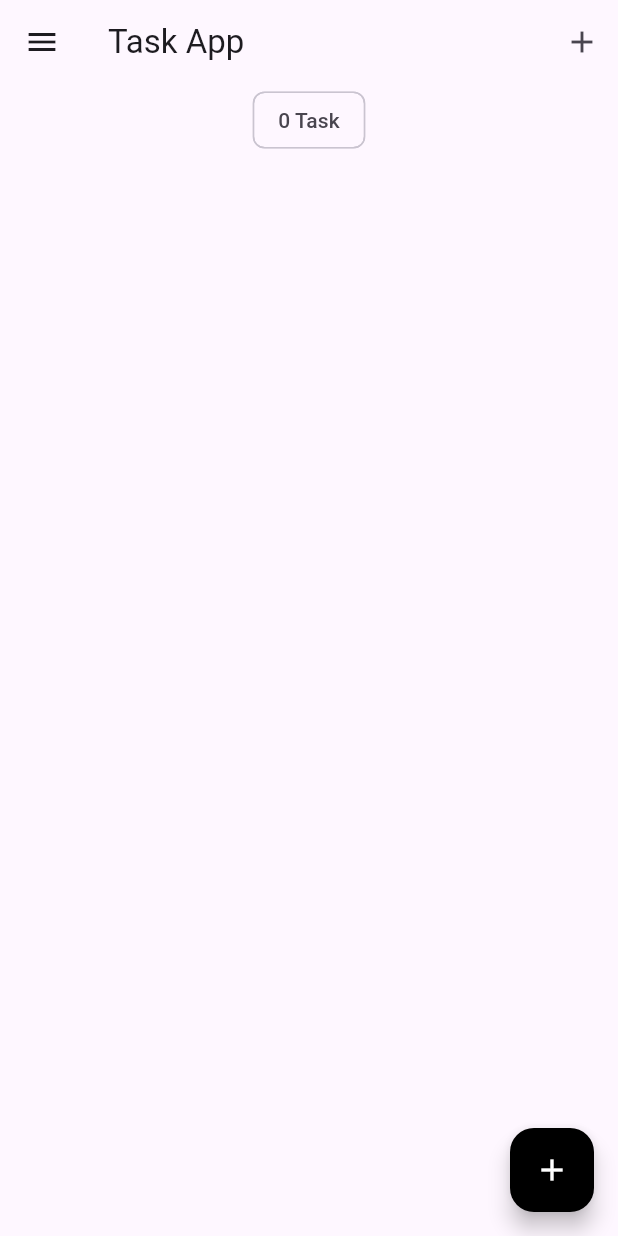
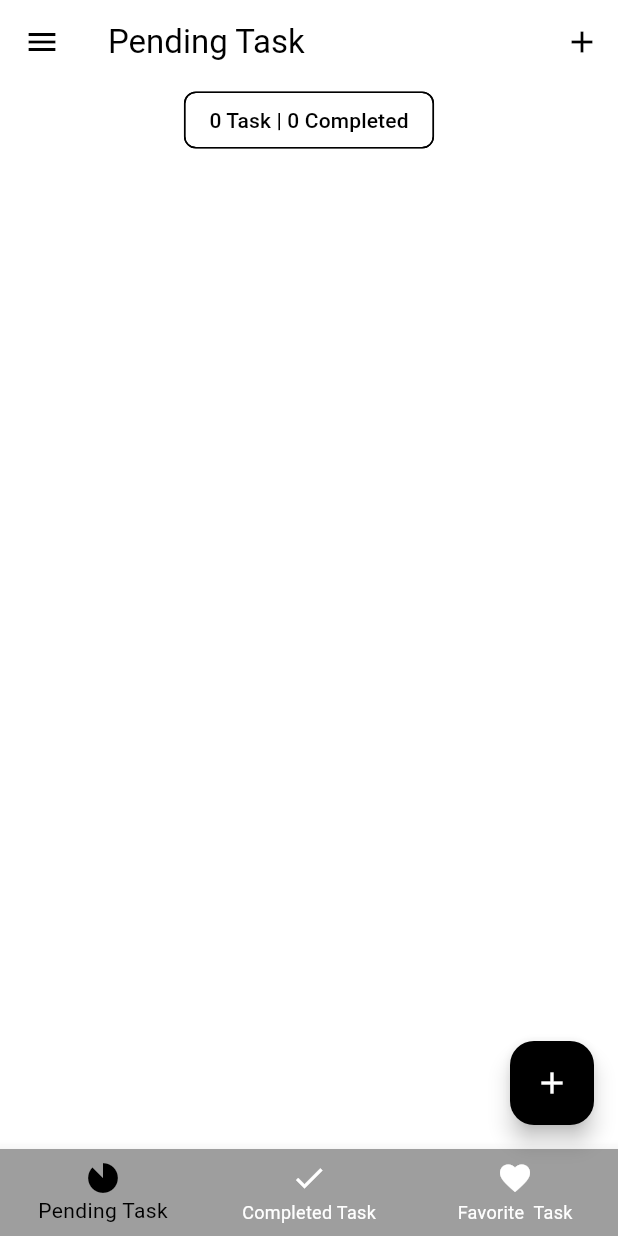
Before and after one commit to nandainun/flutter_taskList_app, a Flutter app: the screen it shows after launch, on a phone screen of 412 x 824 dp. Run offline on Flutter 3.47's test engine with Material 3 defaults, Android fonts, the phone set to English and light mode, and no system bars; our stand-ins replace equatable, flutter_bloc, hydrated_bloc.

Commit message:
add navbar

```diff
--- a/lib/blocs/task_bloc/tasks_bloc.dart
+++ b/lib/blocs/task_bloc/tasks_bloc.dart
@@ -17,7 +17,9 @@ class TasksBloc extends HydratedBloc<TasksEvent, TasksState> {
   void _onAddTask(AddTask event, Emitter<TasksState> emit) {
     final state = this.state;
     emit(TasksState(
-      allTasks: List.from(state.allTasks)..add(event.task),
+      pendingTask: List.from(state.pendingTask)..add(event.task),
+      completedTask: state.completedTask,
+      favoriteTask: state.favoriteTask,
       removedTask: state.removedTask,
     ));
   }
@@ -26,15 +28,24 @@ class TasksBloc extends HydratedBloc<TasksEvent, TasksState> {
     final state = this.state;
     final task = event.task;
 
-    final int index = state.allTasks.indexOf(task);
-
-    List<Task> allTasks = List.from(state.allTasks)..remove(task);
+    List<Task> pendingTask = state.pendingTask;
+    List<Task> completedTask = state.completedTask;
     task.isDone == false
-        ? allTasks.insert(index, task.copyWith(isDone: true))
-        : allTasks.insert(index, task.copyWith(isDone: false));
+        ? {
+            pendingTask = List.from(pendingTask)..remove(task),
+            completedTask = List.from(completedTask)
+              ..insert(0, task.copyWith(isDone: true)),
+          }
+        : {
+            completedTask = List.from(completedTask)..remove(task),
+            pendingTask = List.from(pendingTask)
+              ..insert(0, task.copyWith(isDone: false))
+          };
 
     emit(TasksState(
-      allTasks: allTasks,
+      pendingTask: pendingTask,
+      completedTask: completedTask,
+      favoriteTask: state.favoriteTask,
       removedTask: state.removedTask,
     ));
   }
@@ -43,7 +54,9 @@ class TasksBloc extends HydratedBloc<TasksEvent, TasksState> {
     final state = this.state;
 
     emit(TasksState(
-      allTasks: state.allTasks,
+      pendingTask: state.pendingTask,
+      completedTask: state.completedTask,
+      favoriteTask: state.favoriteTask,
       removedTask: List.from(state.removedTask)..remove(event.task),
     ));
   }
@@ -52,7 +65,9 @@ class TasksBloc extends HydratedBloc<TasksEvent, TasksState> {
     final state = this.state;
 
     emit(TasksState(
-      allTasks: List.from(state.allTasks)..remove(event.task),
+      pendingTask: List.from(state.pendingTask)..remove(event.task),
+      completedTask: List.from(state.completedTask)..remove(event.task),
+      favoriteTask: List.from(state.favoriteTask)..remove(event.task),
       removedTask: List.from(state.removedTask)
         ..add(event.task.copyWith(isDelete: true)),
     ));
--- a/lib/blocs/task_bloc/tasks_state.dart
+++ b/lib/blocs/task_bloc/tasks_state.dart
@@ -3,26 +3,42 @@
 part of 'tasks_bloc.dart';
 
 class TasksState extends Equatable {
-  final List<Task> allTasks;
+  final List<Task> pendingTask;
+  final List<Task> completedTask;
+  final List<Task> favoriteTask;
   final List<Task> removedTask;
   const TasksState({
-    this.allTasks = const <Task>[],
+    this.pendingTask = const <Task>[],
+    this.completedTask = const <Task>[],
+    this.favoriteTask = const <Task>[],
     this.removedTask = const <Task>[],
   });
 
   @override
-  List<Object> get props => [allTasks, removedTask];
+  List<Object> get props => [
+        pendingTask,
+        completedTask,
+        favoriteTask,
+        removedTask,
+      ];
 
   Map<String, dynamic> toMap() {
     return <String, dynamic>{
-      'allTasks': allTasks.map((x) => x.toMap()).toList(),
+      'allTasks': pendingTask.map((x) => x.toMap()).toList(),
+      'completedTask': completedTask.map((x) => x.toMap()).toList(),
+      'favoriteTask': favoriteTask.map((x) => x.toMap()).toList(),
       'removedTask': removedTask.map((x) => x.toMap()).toList(),
     };
   }
 
   factory TasksState.fromMap(Map<String, dynamic> map) {
     return TasksState(
-      allTasks: List<Task>.from(map['allTasks']?.map((x) => Task.fromMap(x))),
+      pendingTask:
+          List<Task>.from(map['pendingTask']?.map((x) => Task.fromMap(x))),
+      completedTask:
+          List<Task>.from(map['completedTask']?.map((x) => Task.fromMap(x))),
+      favoriteTask:
+          List<Task>.from(map['favoriteTask']?.map((x) => Task.fromMap(x))),
       removedTask:
           List<Task>.from(map['removedTask']?.map((x) => Task.fromMap(x))),
     );
--- a/lib/main.dart
+++ b/lib/main.dart
@@ -1,6 +1,7 @@
 import 'package:flutter/material.dart';
 import 'package:path_provider/path_provider.dart';
-import 'package:task_app/screens/task_screen.dart';
+import 'package:task_app/screens/tabs_screen.dart';
+import 'package:task_app/screens/pending_screen.dart';
 import 'package:task_app/services/app_router.dart';
 import 'package:task_app/services/app_theme.dart';
 
@@ -41,7 +42,7 @@ class MyApp extends StatelessWidget {
             theme: state.switchValue
                 ? AppThemes.appThemeData[AppTheme.darkTheme]
                 : AppThemes.appThemeData[AppTheme.lightTheme],
-            home: const TaskScreen(),
+            home: const TabsScreen(),
             onGenerateRoute: appRouter.onGenerateRoute,
           );
         },
--- /dev/null
+++ b/lib/screens/completed_task_screen.dart
@@ -0,0 +1,31 @@
+import 'package:flutter/material.dart';
+
+import '../blocs/bloc_exports.dart';
+import '../models/task.dart';
+import '../widget/tasks_list.dart';
+
+// ignore: must_be_immutable
+class CompletedTaskScreen extends StatelessWidget {
+  const CompletedTaskScreen({super.key});
+  static const id = 'task_screen';
+
+  @override
+  Widget build(BuildContext context) {
+    return BlocBuilder<TasksBloc, TasksState>(
+      builder: (context, state) {
+        List<Task> taskList = state.completedTask;
+        return Column(
+          crossAxisAlignment: CrossAxisAlignment.center,
+          children: [
+            Center(
+              child: Chip(
+                label: Text('${taskList.length} Task'),
+              ),
+            ),
+            TasksList(taskList: taskList)
+          ],
+        );
+      },
+    );
+  }
+}
--- /dev/null
+++ b/lib/screens/pending_screen.dart
@@ -0,0 +1,32 @@
+import 'package:flutter/material.dart';
+
+import '../blocs/bloc_exports.dart';
+import '../models/task.dart';
+import '../widget/tasks_list.dart';
+
+// ignore: must_be_immutable
+class PendingTaskScreen extends StatelessWidget {
+  const PendingTaskScreen({super.key});
+  static const id = 'task_screen';
+
+  @override
+  Widget build(BuildContext context) {
+    return BlocBuilder<TasksBloc, TasksState>(
+      builder: (context, state) {
+        List<Task> taskList = state.pendingTask;
+        return Column(
+          crossAxisAlignment: CrossAxisAlignment.center,
+          children: [
+            Center(
+              child: Chip(
+                label: Text(
+                    '${taskList.length} Task | ${state.completedTask.length} Completed'),
+              ),
+            ),
+            TasksList(taskList: taskList)
+          ],
+        );
+      },
+    );
+  }
+}
--- /dev/null
+++ b/lib/screens/tabs_screen.dart
@@ -0,0 +1,84 @@
+import 'package:flutter/material.dart';
+import 'package:task_app/screens/completed_task_screen.dart';
+import 'package:task_app/screens/favorite_task_screen.dart';
+import 'package:task_app/screens/my_drawer.dart';
+import 'package:task_app/screens/pending_screen.dart';
+
+import 'add_task_screen.dart';
+
+class TabsScreen extends StatefulWidget {
+  const TabsScreen({super.key});
+  static const id = 'tabs_screen';
+
+  @override
+  State<TabsScreen> createState() => _TabsScreenState();
+}
+
+class _TabsScreenState extends State<TabsScreen> {
+  final List<Map<String, dynamic>> _pageDetails = [
+    {'pageName': const PendingTaskScreen(), 'title': 'Pending Task'},
+    {'pageName': const CompletedTaskScreen(), 'title': 'Completed Task'},
+    {'pageName': const FavoriteTaskScreen(), 'title': 'Favorite Task'},
+  ];
+
+  var _selectedPageIndex = 0;
+
+  void _addTask(BuildContext context) {
+    showModalBottomSheet(
+      context: context,
+      builder: (context) => SingleChildScrollView(
+        child: Container(
+          padding:
+              EdgeInsets.only(bottom: MediaQuery.of(context).viewInsets.bottom),
+          child: const AddTaskScreen(),
+        ),
+      ),
+    );
+  }
+
+  @override
+  Widget build(BuildContext context) {
+    return Scaffold(
+      appBar: AppBar(
+        title: Text(_pageDetails[_selectedPageIndex]['title']),
+        actions: [
+          IconButton(
+            onPressed: () => _addTask(context),
+            icon: const Icon(Icons.add),
+          ),
+        ],
+      ),
+      drawer: const MyDrawer(),
+      body: _pageDetails[_selectedPageIndex]['pageName'],
+      floatingActionButton: _selectedPageIndex == 0
+          ? FloatingActionButton(
+              onPressed: () => _addTask(context),
+              tooltip: 'Add Task',
+              child: const Icon(Icons.add),
+            )
+          : null,
+      bottomNavigationBar: BottomNavigationBar(
+        currentIndex: _selectedPageIndex,
+        onTap: (index) {
+          setState(() {
+            _selectedPageIndex = index;
+          });
+        },
+        items: const [
+          BottomNavigationBarItem(
+            icon: Icon(Icons.incomplete_circle_rounded),
+            label: 'Pending Task',
+          ),
+          BottomNavigationBarItem(
+            icon: Icon(Icons.done),
+            label: 'Completed Task',
+          ),
+          BottomNavigationBarItem(
+            icon: Icon(Icons.favorite),
+            label: 'Favorite  Task',
+          ),
+        ],
+      ),
+    );
+  }
+}
--- a/lib/screens/task_screen.dart
+++ /dev/null
@@ -1,68 +0,0 @@
-import 'package:flutter/material.dart';
-import 'package:task_app/screens/my_drawer.dart';
-
-import '../blocs/bloc_exports.dart';
-import '../models/task.dart';
-import '../widget/tasks_list.dart';
-import 'add_task_screen.dart';
-
-// ignore: must_be_immutable
-class TaskScreen extends StatefulWidget {
-  const TaskScreen({super.key});
-  static const id = 'task_screen';
-
-  @override
-  State<TaskScreen> createState() => _TaskScreenState();
-}
-
-class _TaskScreenState extends State<TaskScreen> {
-  void _addTask(BuildContext context) {
-    showModalBottomSheet(
-      context: context,
-      builder: (context) => SingleChildScrollView(
-        child: Container(
-          padding:
-              EdgeInsets.only(bottom: MediaQuery.of(context).viewInsets.bottom),
-          child: const AddTaskScreen(),
-        ),
-      ),
-    );
-  }
-
-  @override
-  Widget build(BuildContext context) {
-    return BlocBuilder<TasksBloc, TasksState>(
-      builder: (context, state) {
-        List<Task> taskList = state.allTasks;
-        return Scaffold(
-          appBar: AppBar(
-            title: const Text('Task App'),
-            actions: [
-              IconButton(
-                onPressed: () => _addTask(context),
-                icon: const Icon(Icons.add),
-              ),
-            ],
-          ),
-          drawer: MyDrawer(),
-          body: Column(
-            crossAxisAlignment: CrossAxisAlignment.center,
-            children: [
-              Center(
-                child: Chip(
-                  label: Text('${state.allTasks.length} Task'),
-                ),
-              ),
-              TasksList(taskList: taskList)
-            ],
-          ),
-          floatingActionButton: FloatingActionButton(
-            onPressed: () => _addTask(context),
-            tooltip: 'Add Task',
-            child: const Icon(Icons.add),
-          ),
-        );
-      },
-    );
-  }
-}
--- a/lib/services/app_theme.dart
+++ b/lib/services/app_theme.dart
@@ -8,10 +8,8 @@ enum AppTheme {
 class AppThemes {
   static final appThemeData = {
     AppTheme.darkTheme: ThemeData(
-      primarySwatch: Colors.grey,
       primaryColor: Colors.black,
       brightness: Brightness.dark,
-      backgroundColor: const Color(0xFF212121),
       dividerColor: Colors.black54,
       floatingActionButtonTheme: const FloatingActionButtonThemeData(
         backgroundColor: Colors.white,
@@ -26,16 +24,16 @@ class AppThemes {
       ),
       bottomNavigationBarTheme: const BottomNavigationBarThemeData(
           backgroundColor: Colors.grey, unselectedItemColor: Colors.white),
+      colorScheme: ColorScheme.fromSwatch(primarySwatch: Colors.grey)
+          .copyWith(background: const Color(0xFF212121)),
     ),
 
     //
     //
 
     AppTheme.lightTheme: ThemeData(
-      primarySwatch: Colors.grey,
       primaryColor: Colors.white,
       brightness: Brightness.light,
-      backgroundColor: const Color(0xFFE5E5E5),
       dividerColor: const Color(0xff757575),
       floatingActionButtonTheme: const FloatingActionButtonThemeData(
         backgroundColor: Colors.black,
@@ -53,6 +51,8 @@ class AppThemes {
           backgroundColor: Colors.grey,
           selectedItemColor: Colors.black,
           unselectedItemColor: Colors.white),
+      colorScheme: ColorScheme.fromSwatch(primarySwatch: Colors.grey)
+          .copyWith(background: const Color(0xFFE5E5E5)),
     ),
   };
 }
```
Also changed, not shown: lib/screens/favorite_task_screen.dart (added, +31 -0 lines), lib/screens/my_drawer.dart (+5 -3 lines), lib/services/app_router.dart (+4 -3 lines).
